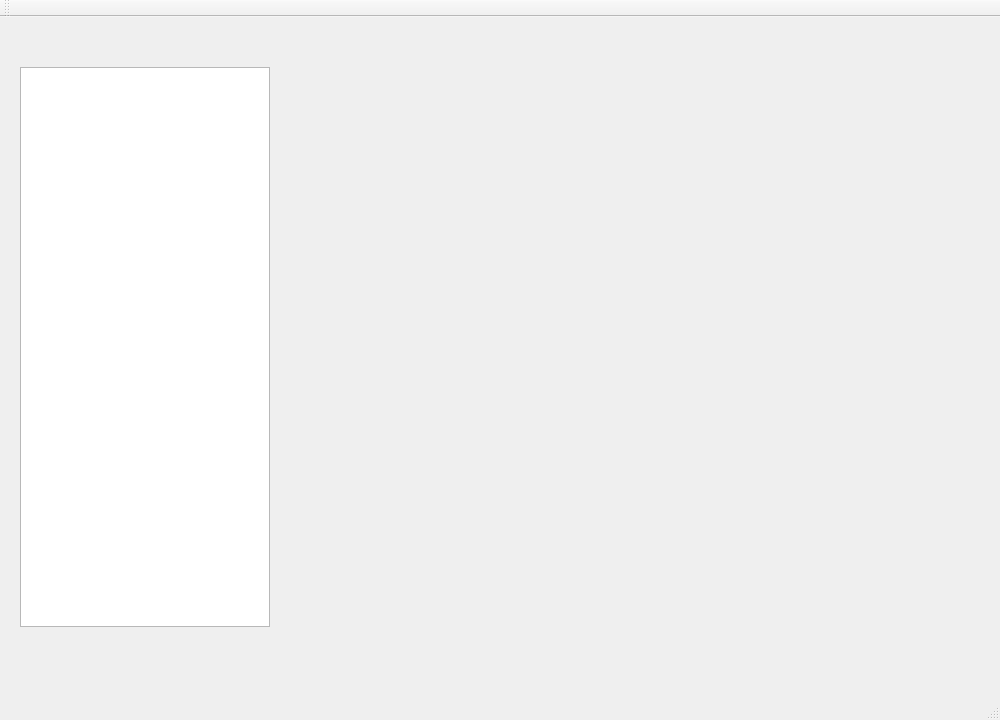
First picture: the form in mainwindow.ui, repository maxxporoshin/LOLScale, before the edit.
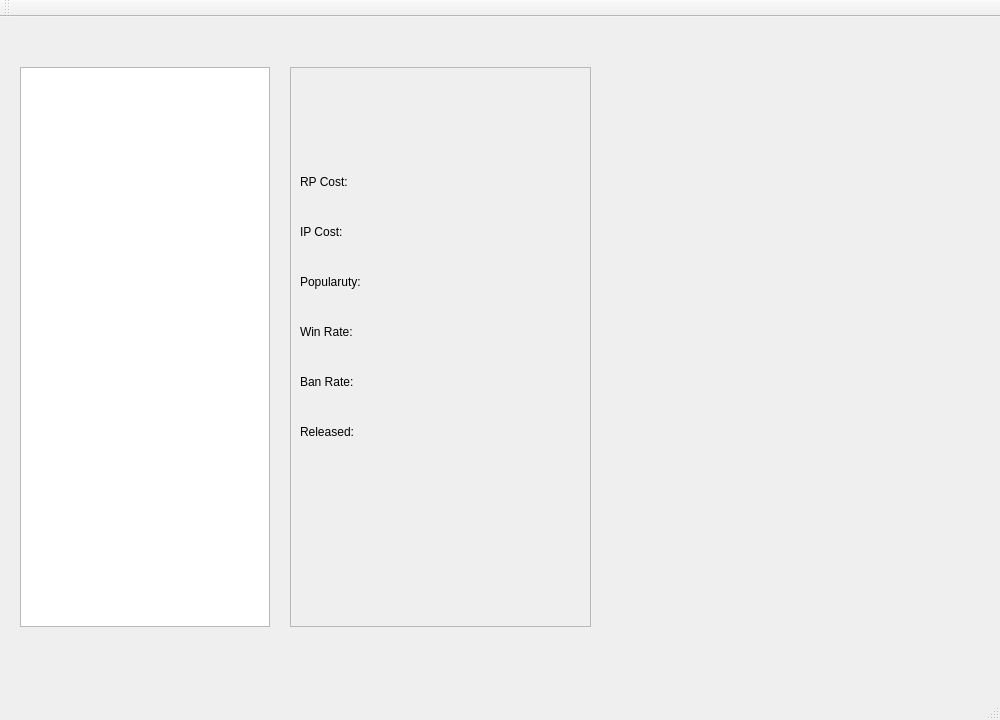
Second picture: the form after the edit.

Patch:
```diff
--- a/mainwindow.ui
+++ b/mainwindow.ui
@@ -73,26 +73,198 @@
      <string/>
     </property>
    </widget>
-   <widget class="QLabel" name="labelName">
+   <widget class="QFrame" name="frame">
     <property name="geometry">
      <rect>
-      <x>320</x>
+      <x>290</x>
       <y>50</y>
       <width>301</width>
-      <height>51</height>
+      <height>560</height>
      </rect>
     </property>
-    <property name="font">
-     <font>
-      <pointsize>36</pointsize>
-     </font>
+    <property name="frameShape">
+     <enum>QFrame::StyledPanel</enum>
     </property>
-    <property name="text">
-     <string/>
+    <property name="frameShadow">
+     <enum>QFrame::Raised</enum>
     </property>
-    <property name="alignment">
-     <set>Qt::AlignCenter</set>
-    </property>
+    <widget class="QLabel" name="label">
+     <property name="geometry">
+      <rect>
+       <x>10</x>
+       <y>100</y>
+       <width>100</width>
+       <height>30</height>
+      </rect>
+     </property>
+     <property name="text">
+      <string>RP Cost:</string>
+     </property>
+    </widget>
+    <widget class="QLabel" name="labelName">
+     <property name="geometry">
+      <rect>
+       <x>0</x>
+       <y>0</y>
+       <width>301</width>
+       <height>60</height>
+      </rect>
+     </property>
+     <property name="font">
+      <font>
+       <pointsize>36</pointsize>
+      </font>
+     </property>
+     <property name="text">
+      <string/>
+     </property>
+     <property name="alignment">
+      <set>Qt::AlignCenter</set>
+     </property>
+    </widget>
+    <widget class="QLabel" name="label_2">
+     <property name="geometry">
+      <rect>
+       <x>10</x>
+       <y>150</y>
+       <width>100</width>
+       <height>30</height>
+      </rect>
+     </property>
+     <property name="text">
+      <string>IP Cost:</string>
+     </property>
+    </widget>
+    <widget class="QLabel" name="label_3">
+     <property name="geometry">
+      <rect>
+       <x>10</x>
+       <y>200</y>
+       <width>100</width>
+       <height>30</height>
+      </rect>
+     </property>
+     <property name="text">
+      <string>Popularuty:</string>
+     </property>
+    </widget>
+    <widget class="QLabel" name="label_4">
+     <property name="geometry">
+      <rect>
+       <x>10</x>
+       <y>250</y>
+       <width>100</width>
+       <height>30</height>
+      </rect>
+     </property>
+     <property name="text">
+      <string>Win Rate:</string>
+     </property>
+    </widget>
+    <widget class="QLabel" name="label_5">
+     <property name="geometry">
+      <rect>
+       <x>10</x>
+       <y>300</y>
+       <width>100</width>
+       <height>30</height>
+      </rect>
+     </property>
+     <property name="text">
+      <string>Ban Rate:</string>
+     </property>
+    </widget>
+    <widget class="QLabel" name="label_6">
+     <property name="geometry">
+      <rect>
+       <x>10</x>
+       <y>350</y>
+       <width>100</width>
+       <height>30</height>
+      </rect>
+     </property>
+     <property name="text">
+      <string>Released:</string>
+     </property>
+    </widget>
+    <widget class="QLabel" name="labelRPCost">
+     <property name="geometry">
+      <rect>
+       <x>150</x>
+       <y>100</y>
+       <width>100</width>
+       <height>30</height>
+      </rect>
+     </property>
+     <property name="text">
+      <string/>
+     </property>
+    </widget>
+    <widget class="QLabel" name="labelIPCost">
+     <property name="geometry">
+      <rect>
+       <x>150</x>
+       <y>150</y>
+       <width>100</width>
+       <height>30</height>
+      </rect>
+     </property>
+     <property name="text">
+      <string/>
+     </property>
+    </widget>
+    <widget class="QLabel" name="labelPopularity">
+     <property name="geometry">
+      <rect>
+       <x>150</x>
+       <y>200</y>
+       <width>100</width>
+       <height>30</height>
+      </rect>
+     </property>
+     <property name="text">
+      <string/>
+     </property>
+    </widget>
+    <widget class="QLabel" name="labelWinRate">
+     <property name="geometry">
+      <rect>
+       <x>150</x>
+       <y>250</y>
+       <width>100</width>
+       <height>30</height>
+      </rect>
+     </property>
+     <property name="text">
+      <string/>
+     </property>
+    </widget>
+    <widget class="QLabel" name="labelBanRate">
+     <property name="geometry">
+      <rect>
+       <x>150</x>
+       <y>300</y>
+       <width>100</width>
+       <height>30</height>
+      </rect>
+     </property>
+     <property name="text">
+      <string/>
+     </property>
+    </widget>
+    <widget class="QLabel" name="labelReleased">
+     <property name="geometry">
+      <rect>
+       <x>150</x>
+       <y>350</y>
+       <width>100</width>
+       <height>30</height>
+      </rect>
+     </property>
+     <property name="text">
+      <string/>
+     </property>
+    </widget>
    </widget>
   </widget>
   <widget class="QMenuBar" name="menuBar">
```
Left out of the diff: 8 changed lines with no effect on the pictures.
